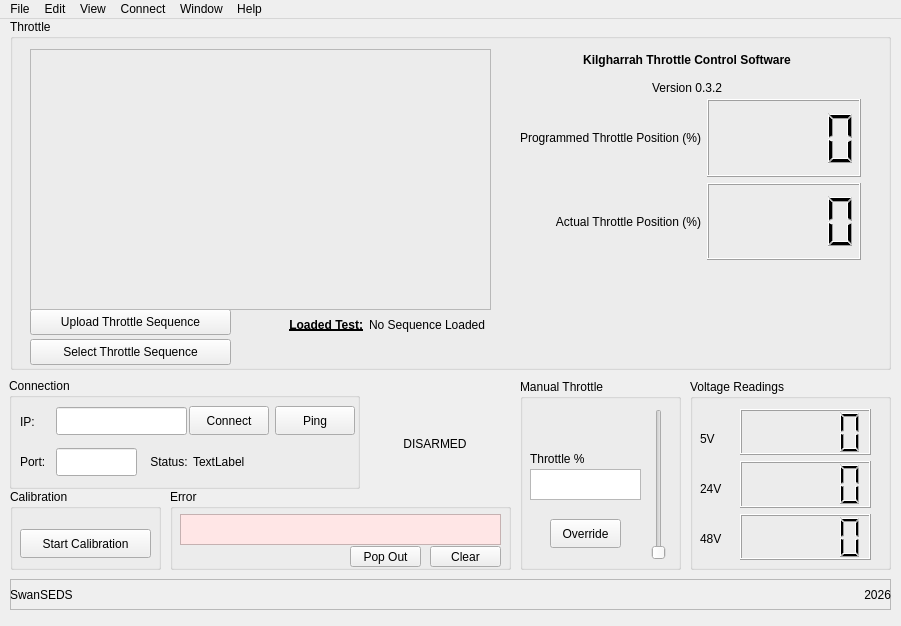
Above: main.ui from SwanSEDS-Rocketry/SwanThrottleControl_GUI before the change. Below: the same form after it.
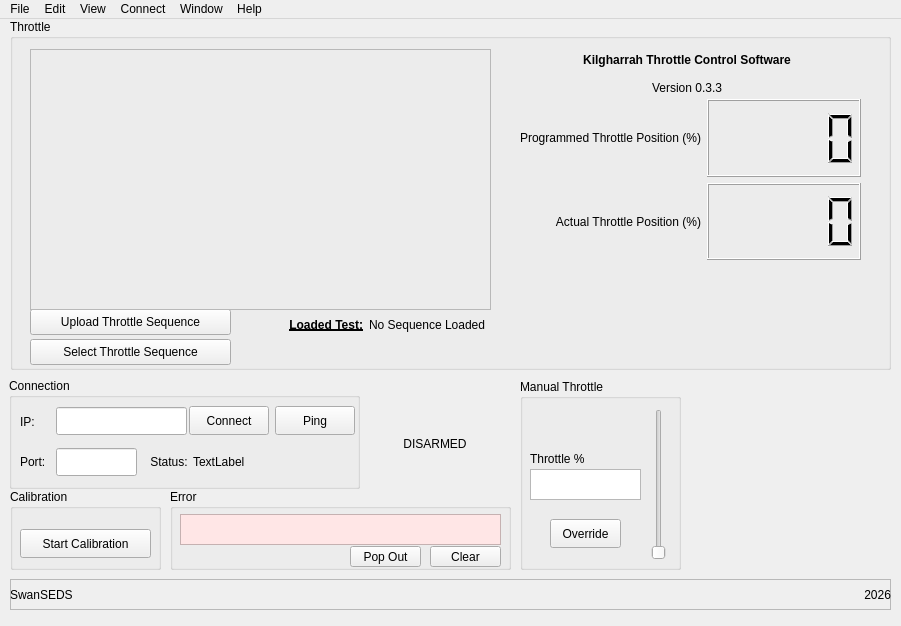
That is the form after the change. Icons and pictures are not drawn.

Commit message: Removed Voltages v0.3.3

```diff
--- a/main.ui
+++ b/main.ui
@@ -29,83 +29,6 @@
    <bool>false</bool>
   </property>
   <widget class="QWidget" name="centralwidget">
-   <widget class="QGroupBox" name="groupBox_2">
-    <property name="geometry">
-     <rect>
-      <x>690</x>
-      <y>360</y>
-      <width>201</width>
-      <height>191</height>
-     </rect>
-    </property>
-    <property name="title">
-     <string>Voltage Readings</string>
-    </property>
-    <widget class="QWidget" name="verticalLayoutWidget">
-     <property name="geometry">
-      <rect>
-       <x>50</x>
-       <y>30</y>
-       <width>131</width>
-       <height>151</height>
-      </rect>
-     </property>
-     <layout class="QVBoxLayout" name="verticalLayout">
-      <item>
-       <widget class="QLCDNumber" name="volt_5">
-        <property name="lineWidth">
-         <number>1</number>
-        </property>
-       </widget>
-      </item>
-      <item>
-       <widget class="QLCDNumber" name="volt_24"/>
-      </item>
-      <item>
-       <widget class="QLCDNumber" name="volt_48"/>
-      </item>
-     </layout>
-    </widget>
-    <widget class="QLabel" name="label_11">
-     <property name="geometry">
-      <rect>
-       <x>10</x>
-       <y>50</y>
-       <width>63</width>
-       <height>20</height>
-      </rect>
-     </property>
-     <property name="text">
-      <string>5V</string>
-     </property>
-    </widget>
-    <widget class="QLabel" name="label_12">
-     <property name="geometry">
-      <rect>
-       <x>10</x>
-       <y>100</y>
-       <width>63</width>
-       <height>20</height>
-      </rect>
-     </property>
-     <property name="text">
-      <string>24V</string>
-     </property>
-    </widget>
-    <widget class="QLabel" name="label_13">
-     <property name="geometry">
-      <rect>
-       <x>10</x>
-       <y>150</y>
-       <width>63</width>
-       <height>20</height>
-      </rect>
-     </property>
-     <property name="text">
-      <string>48V</string>
-     </property>
-    </widget>
-   </widget>
    <widget class="QGroupBox" name="groupBox">
     <property name="geometry">
      <rect>
@@ -308,7 +231,7 @@
          </font>
         </property>
         <property name="text">
-         <string>Version 0.3.2</string>
+         <string>Version 0.3.3</string>
         </property>
         <property name="alignment">
          <set>Qt::AlignmentFlag::AlignCenter</set>
```
The commit also changes 2 other files.
